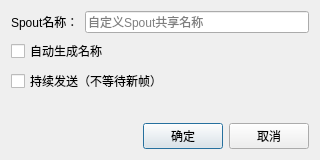
Old version of the form source/ui/win-spout-output-settings.ui in the repository yangwu1017/obs-spout2-plugin.
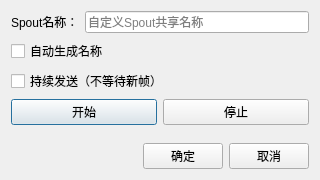
New version of the form.

Commit message: Adjust UI layout and button properties

The edit to the form file:
```diff
--- a/source/ui/win-spout-output-settings.ui
+++ b/source/ui/win-spout-output-settings.ui
@@ -7,7 +7,7 @@
     <x>0</x>
     <y>0</y>
     <width>320</width>
-    <height>160</height>
+    <height>180</height>
    </rect>
   </property>
   <property name="windowTitle">
@@ -46,6 +46,24 @@
      </item>
     </layout>
    </item>
+   <item>
+    <layout class="QHBoxLayout" name="layout_startstop">
+     <item>
+      <widget class="QPushButton" name="pushButton_start">
+       <property name="text">
+        <string>开始</string>
+       </property>
+      </widget>
+     </item>
+     <item>
+      <widget class="QPushButton" name="pushButton_stop">
+       <property name="text">
+        <string>停止</string>
+       </property>
+      </widget>
+     </item>
+    </layout>
+   </item>
    <item>
     <spacer name="verticalSpacer">
      <property name="orientation">
@@ -54,7 +72,7 @@
      <property name="sizeHint" stdset="0">
       <size>
        <width>20</width>
-       <height>40</height>
+       <height>20</height>
       </size>
      </property>
     </spacer>
```
